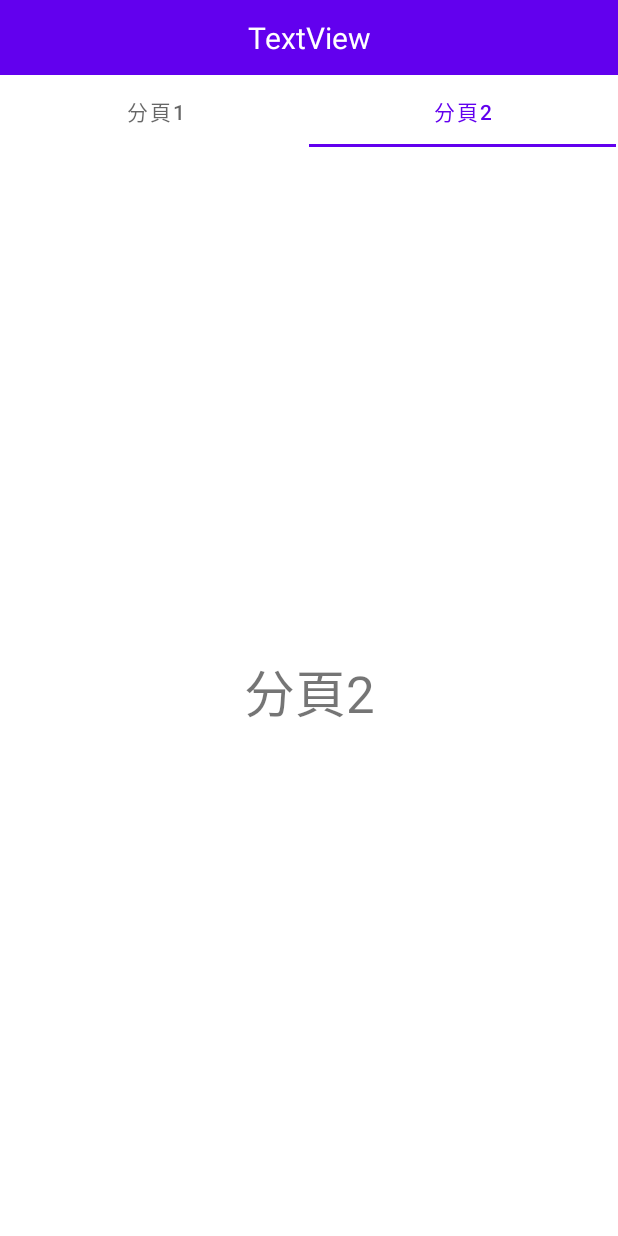
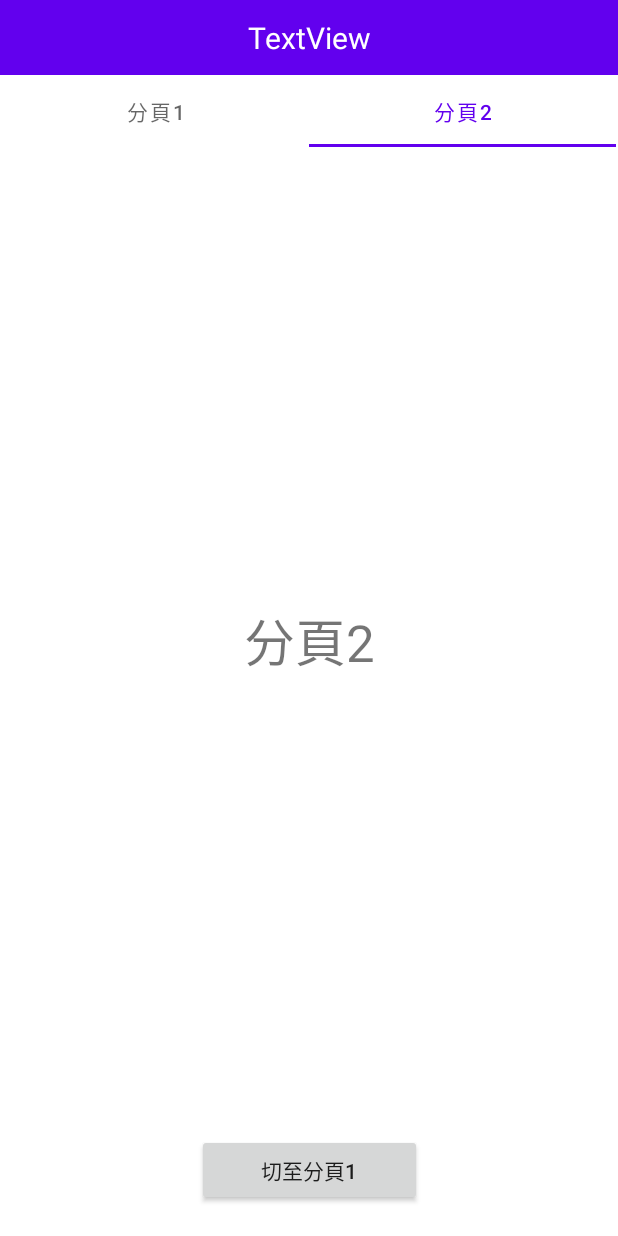
Before and after one commit to WeitingL/SamplePageSwither, an Android app: the screen it shows after launch (MainActivity), tab 2 chosen, on a phone screen of 412 x 824 dp. Run offline under Robolectric (Android 15) with nearby library versions, the phone set to English and light mode, and no system bars.

```diff
--- a/app/src/main/java/com/weiting/samplepageswitcher/PageAdapter.kt
+++ b/app/src/main/java/com/weiting/samplepageswitcher/PageAdapter.kt
@@ -1,8 +1,9 @@
 package com.weiting.samplepageswitcher
 
-import android.os.Bundle
 import androidx.fragment.app.Fragment
 import androidx.viewpager2.adapter.FragmentStateAdapter
+import com.weiting.samplepageswitcher.ui.FragmentA
+import com.weiting.samplepageswitcher.ui.FragmentB
 
 class PageAdapter(activity: MainActivity) : FragmentStateAdapter(activity) {
 
--- /dev/null
+++ b/app/src/main/java/com/weiting/samplepageswitcher/ui/AViewModel.kt
@@ -0,0 +1,30 @@
+package com.weiting.samplepageswitcher.ui
+
+import androidx.lifecycle.LiveData
+import androidx.lifecycle.MutableLiveData
+import androidx.lifecycle.ViewModel
+import java.util.*
+
+class AViewModel : ViewModel() {
+
+    private val _dataList = MutableLiveData<List<Date>>()
+    val dataList: LiveData<List<Date>>
+        get() = _dataList
+
+    init {
+        _dataList.value = getDataList()
+    }
+
+    private fun getDataList(): List<Date> {
+        val list = mutableListOf<Date>()
+        val calender = Calendar.getInstance()
+
+        for (i in 0..19){
+            calender.add(Calendar.DATE, i)
+            list.add(calender.time)
+        }
+
+        return list
+    }
+
+}
--- a/app/src/main/java/com/weiting/samplepageswitcher/FragmentA.kt
+++ b/app/src/main/java/com/weiting/samplepageswitcher/ui/FragmentA.kt
@@ -1,10 +1,11 @@
-package com.weiting.samplepageswitcher
+package com.weiting.samplepageswitcher.ui
 
 import android.os.Bundle
 import android.view.LayoutInflater
 import android.view.View
 import android.view.ViewGroup
 import androidx.fragment.app.Fragment
+import androidx.lifecycle.ViewModelProvider
 import com.weiting.samplepageswitcher.databinding.FragmentABinding
 
 class FragmentA: Fragment() {
@@ -15,7 +16,7 @@ class FragmentA: Fragment() {
         savedInstanceState: Bundle?
     ): View {
         val binding = FragmentABinding.inflate(inflater)
-
+        val viewModel = ViewModelProvider(this).get(AViewModel::class.java)
 
 
         return binding.root
--- a/app/src/main/java/com/weiting/samplepageswitcher/FragmentB.kt
+++ b/app/src/main/java/com/weiting/samplepageswitcher/ui/FragmentB.kt
@@ -1,4 +1,4 @@
-package com.weiting.samplepageswitcher
+package com.weiting.samplepageswitcher.ui
 
 import android.os.Bundle
 import android.view.LayoutInflater
--- a/app/src/main/res/layout/fragment_b.xml
+++ b/app/src/main/res/layout/fragment_b.xml
@@ -4,7 +4,7 @@
     xmlns:tools="http://schemas.android.com/tools"
     android:layout_width="match_parent"
     android:layout_height="match_parent"
-    tools:context="com.weiting.samplepageswitcher.FragmentB">
+    tools:context="com.weiting.samplepageswitcher.ui.FragmentB">
 
     <TextView
         android:id="@+id/tv_pageName"
@@ -16,6 +16,17 @@
         app:layout_constraintEnd_toEndOf="parent"
         app:layout_constraintHorizontal_bias="0.5"
         app:layout_constraintStart_toStartOf="parent"
-        app:layout_constraintTop_toTopOf="parent" />
+        app:layout_constraintTop_toTopOf="parent"
+        app:layout_constraintVertical_bias="0.45" />
+
+    <androidx.appcompat.widget.AppCompatButton
+        android:id="@+id/button2"
+        android:layout_width="150dp"
+        android:layout_height="wrap_content"
+        android:layout_marginBottom="20dp"
+        android:text="切至分頁1"
+        app:layout_constraintBottom_toBottomOf="parent"
+        app:layout_constraintEnd_toEndOf="parent"
+        app:layout_constraintStart_toStartOf="parent" />
 
 </androidx.constraintlayout.widget.ConstraintLayout>
```
Also changed, not shown: app/src/main/res/layout/fragment_a.xml (+14 -3 lines).
